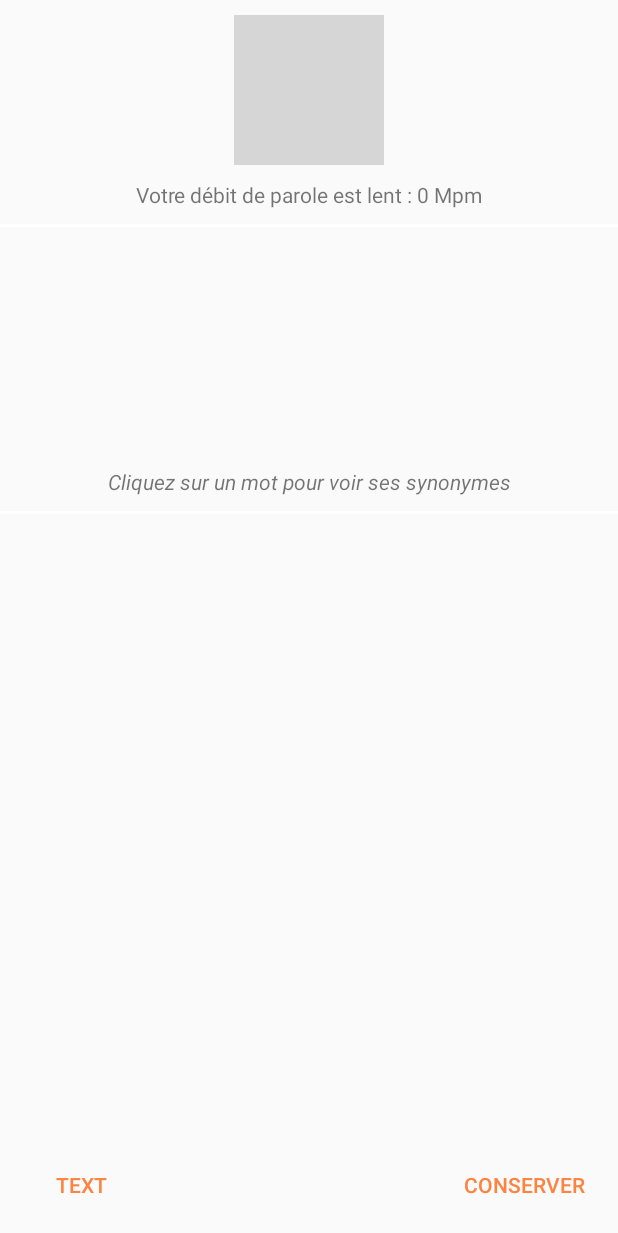
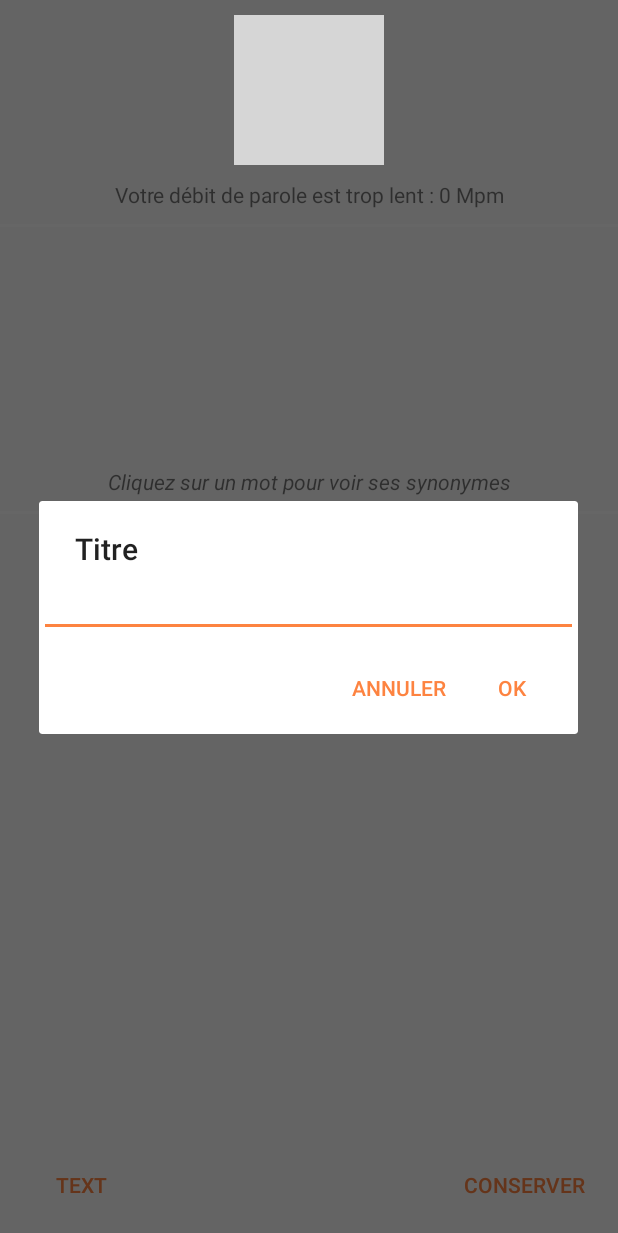
Before and after one commit to bopopescu/HeuApplication, an Android app: the ResultActivity screen opened directly, with no data from a screen before it, after a tap on "CONSERVER", on a phone screen of 412 x 824 dp. Shown: the top 1233 px of the screen. Run offline under Robolectric (Android 15) with nearby library versions, the phone set to English and light mode, and no system bars; our stand-ins replace FlexboxLayout; libraries missing offline, so code that uses them is left out: com.beloo.widget, com.pchmn.materialchips, pl.pawelkleczkowski.customgauge; plain views replace CustomGauge; 10 statements that could not run were skipped; grey boxes are pictures that could not be loaded.

Commit message:
add save fichier avec nom + date | add showtext activity

```diff
--- a/app/build.gradle
+++ b/app/build.gradle
@@ -22,6 +22,7 @@ android {
 }
 
 
+
 dependencies {
     compile fileTree(dir: 'libs', include: ['*.jar'])
     androidTestCompile('com.android.support.test.espresso:espresso-core:2.2.2', {
--- a/app/src/main/AndroidManifest.xml
+++ b/app/src/main/AndroidManifest.xml
@@ -21,7 +21,8 @@
                 <category android:name="android.intent.category.LAUNCHER" />
             </intent-filter>
         </activity>
-        <activity android:name=".ResultActivity"></activity>
+        <activity android:name=".ResultActivity" />
+        <activity android:name=".ShowText"></activity>
     </application>
 
 </manifest>
--- a/app/src/main/java/com/example/guill/myapplication/MainActivity.java
+++ b/app/src/main/java/com/example/guill/myapplication/MainActivity.java
@@ -129,7 +129,9 @@ public class MainActivity extends AppCompatActivity {
         }*/
 
         this.nbWords = 0;
-
+        speechResult = "Ce n’est pas cet amphithéâtre qui fait que La Sorbonne heu existe. Si elle vit aujourd’hui, heu c’est de l’idée que ses professeurs et ses élèves se font du savoir : une idée dont la vigueur a déjà traversé huit siècles. L’Europe aussi est une idée. Une idée portée depuis des siècles par des pionniers, des optimistes, des visionnaires, et que sans cesse, il nous appartient de nous réapproprier. Car les plus belles idées, celles qui nous font avancer, qui améliorent le sort des hommes sont toujours fragiles. Et l’Europe ne vivra que par l’idée que nous nous en faisons. A nous de la vivifier, de la rendre toujours plus belle et plus forte, de ne pas nous laisser arrêter par la forme que lui donnent les circonstances historiques. Car cette forme passe, mais l’idée demeure, et son ambition doit être la nôtre.\n" +
+                "Vivre collégialement, heu c’était l’idéal de Robert de SORBON. Et de partout affluaient les intellectuels et les érudits qui allaient forger la pensée européenne. A travers les guerres et les crises, à travers toutes ces péripéties de l’Histoire qui ont frappé l’Europe, cette pensée n’a cessé de grandir, de rayonner. Et là où le chaos aurait pu triompher, la civilisation, toujours, l’a emporté.\n" +
+                "Nous sommes les héritiers de toute bah cette histoire. Nous sommes heu les bah héritiers de deux déflagrations bah qui auraient dû jeter la nuit sur notre Europe, celles du siècle passé, des deux guerres mondiales qui ont décimé l’Europe et auraient pu nous engloutir. Mais ensemble, nous avons surmonté l’épreuve sans jamais en oublier les leçons. L’idée a triomphé des ruines. Le désir de fraternité a été plus fort que la vengeance et la haine.";
         Intent intent = new Intent(getBaseContext(), ResultActivity.class);
         //intent.putExtra("ParseText", (Serializable) parseText);
         intent.putExtra("speechResult", speechResult);
--- a/app/src/main/java/com/example/guill/myapplication/ResultActivity.java
+++ b/app/src/main/java/com/example/guill/myapplication/ResultActivity.java
@@ -1,11 +1,15 @@
 package com.example.guill.myapplication;
 
 import android.content.DialogInterface;
+import android.content.Intent;
 import android.support.v7.app.AlertDialog;
 import android.support.v7.app.AppCompatActivity;
 import android.os.Bundle;
+import android.support.v7.view.menu.ShowableListMenu;
+import android.text.InputType;
 import android.view.View;
 import android.widget.Button;
+import android.widget.EditText;
 import android.widget.TextView;
 import android.widget.Toast;
 
@@ -15,7 +19,11 @@ import com.pchmn.materialchips.ChipView;
 
 import pl.pawelkleczkowski.customgauge.CustomGauge;
 
+import java.text.DateFormat;
+import java.text.SimpleDateFormat;
 import java.util.ArrayList;
+import java.util.Calendar;
+import java.util.Date;
 
 public class ResultActivity extends AppCompatActivity {
 
@@ -27,6 +35,7 @@ public class ResultActivity extends AppCompatActivity {
     Button buttonSaveText;
 
     private CustomGauge speedGaugeFinal;
+    private String m_Text = "";
 
     @Override
     protected void onCreate(Bundle savedInstanceState) {
@@ -113,19 +122,25 @@ public class ResultActivity extends AppCompatActivity {
 
         speedGaugeFinal.setValue(wordsPerMinute);
 
-        String textWordsPerMinute = "Votre débit de parole est lent : " + String.valueOf(wordsPerMinute) + " Mpm";
-        if (wordsPerMinute >= 130) {
+        String textWordsPerMinute = "Votre débit de parole est trop lent : " + String.valueOf(wordsPerMinute) + " Mpm";
+        if (wordsPerMinute >= 100) {
+            textWordsPerMinute = "Votre débit de parole est lent : " + String.valueOf(wordsPerMinute) + " Mpm";
+        }
+        if (wordsPerMinute >= 131) {
             textWordsPerMinute = "Votre débit de parole est normal : " + String.valueOf(wordsPerMinute) + " Mpm";
         }
-        if (wordsPerMinute >= 171) {
+        if (wordsPerMinute >= 181) {
             textWordsPerMinute = "Votre débit de parole est rapide : " + String.valueOf(wordsPerMinute) + " Mpm";
+        }
+        if (wordsPerMinute >= 211) {
+            textWordsPerMinute = "Votre débit de parole est trop rapide : " + String.valueOf(wordsPerMinute) + " Mpm";
         }
         textViewSpeed.setText(textWordsPerMinute);
 
         buttonSeeText.setOnClickListener(new View.OnClickListener() {
             @Override
             public void onClick(View view) {
-                seeText();
+                seeText(speechResult);
             }
         });
 
@@ -138,16 +153,46 @@ public class ResultActivity extends AppCompatActivity {
 
     }
 
-    public void seeText() {
-        System.out.println("see text");
+    public void seeText(final String speechResult) {
+        Intent intent = new Intent(getBaseContext(), ShowText.class);
+        //intent.putExtra("ParseText", (Serializable) parseText);
+        intent.putExtra("speechResult", speechResult);
+        startActivity(intent);
     }
 
-    public void saveText(String speechResult, int totalTime) {
-        System.out.println("save text");
-        String name = "record123";
-        Historic historic = new Historic();
-        historic.writeJson(name, "historic_heu.json", speechResult, totalTime);
-        Toast.makeText(getBaseContext(), "C'est fait !", Toast.LENGTH_LONG).show();
+    public void saveText(final String speechResult, final int totalTime) {
+        AlertDialog.Builder builder = new AlertDialog.Builder(this);
+        builder.setTitle("Titre");
+
+        // Set up the input
+        final EditText input = new EditText(this);
+        // Specify the type of input expected; this, for example, sets the input as a password, and will mask the text
+        input.setInputType(InputType.TYPE_CLASS_TEXT);
+        builder.setView(input);
+
+        // Set up the buttons
+        builder.setPositiveButton("OK", new DialogInterface.OnClickListener() {
+            @Override
+            public void onClick(DialogInterface dialog, int which) {
+                m_Text = input.getText().toString();
+                DateFormat df = new SimpleDateFormat("dd-MM-HH:mm");
+                Date today = Calendar.getInstance().getTime();
+                String reportDate = df.format(today);
+                String name = m_Text + "-" + reportDate;
+                Historic historic = new Historic();
+                historic.writeJson(name, "historic_heu.json", speechResult, totalTime);
+                Toast.makeText(getBaseContext(), "C'est fait !", Toast.LENGTH_LONG).show();
+            }
+        });
+        builder.setNegativeButton("Annuler", new DialogInterface.OnClickListener() {
+            @Override
+            public void onClick(DialogInterface dialog, int which) {
+                dialog.cancel();
+            }
+        });
+
+        builder.show();
+
     }
 
 
--- a/app/src/main/res/values/colors.xml
+++ b/app/src/main/res/values/colors.xml
@@ -2,7 +2,7 @@
 <resources>
     <color name="colorPrimary">#3F51B5</color>
     <color name="colorPrimaryDark">#303F9F</color>
-    <color name="colorAccent">#FF4081</color>
+    <color name="colorAccent">#fd8340</color>
     <color name="white">#FFFFFF</color>
     <color name="backgroundBlack">#3a393e</color>
     <color name="defaultTextColor">#ffffff</color>
```
Also changed, not shown: app/src/main/java/com/example/guill/myapplication/ShowText.java (added, +23 -0 lines), app/src/main/res/layout/activity_show_text.xml (added, +21 -0 lines).
